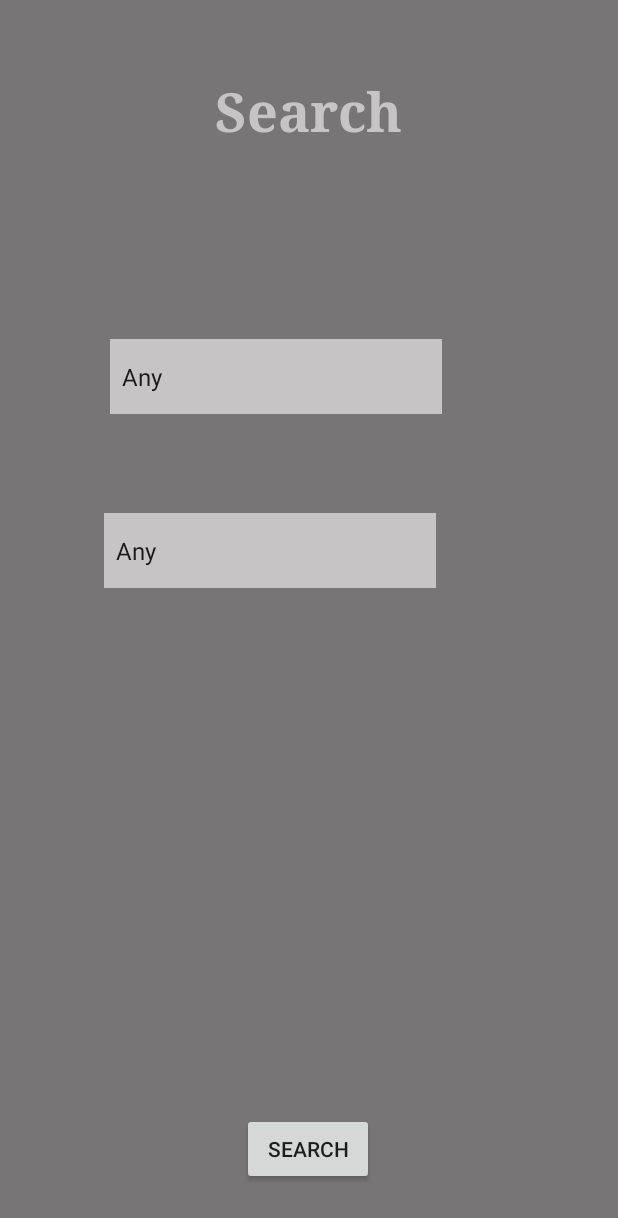
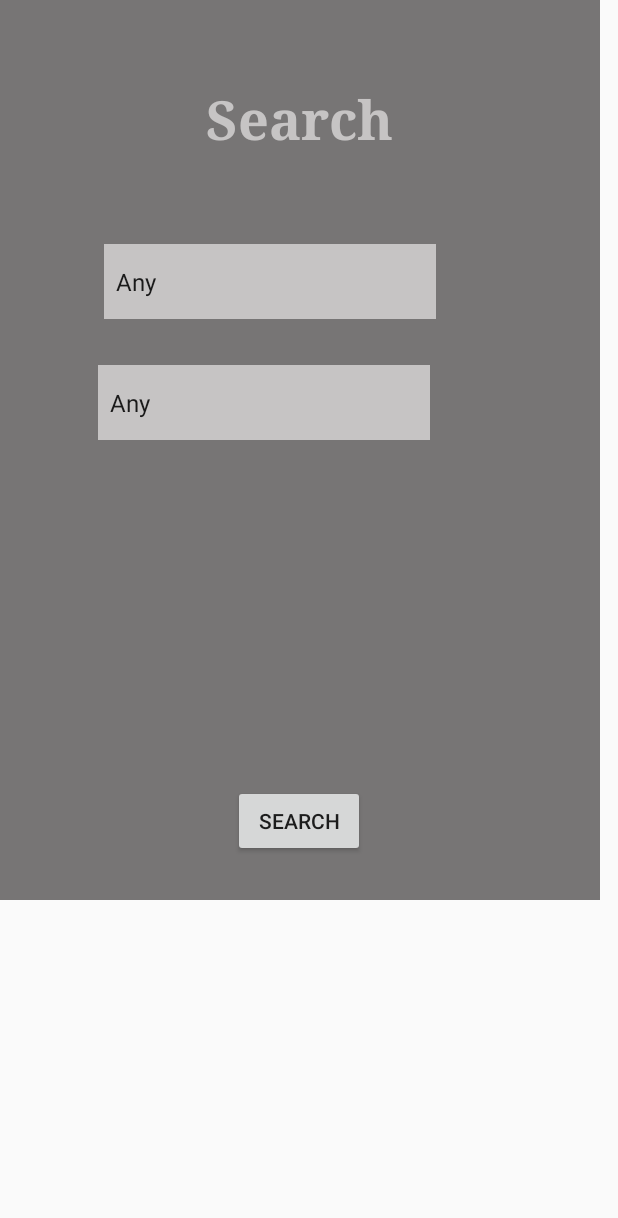
Before and after one commit to djunga/Storytime, an Android app: the layout dialog_search.xml on its own in the app's theme, with its tools: preview values and no code run, on a phone screen of 412 x 824 dp. Shown: the top 1218 px of the screen. Run offline under Robolectric (Android 15) with nearby library versions, the light colour scheme and no system bars.

Commit message:
Fixed searching

```diff
--- a/Storytime/app/src/main/java/com/example/storytime/SearchDialog.java
+++ b/Storytime/app/src/main/java/com/example/storytime/SearchDialog.java
@@ -41,6 +41,9 @@ public class SearchDialog extends DialogFragment {
                 spinnerLanguages = view.findViewById(R.id.spinnerLanguages);
                 ContentValues searchCriteria = new ContentValues();
                 searchCriteria.put("language", spinnerLanguages.getSelectedItem().toString());
+
+                spinnerNationality = view.findViewById(R.id.spinnerCountries);
+                searchCriteria.put("country", spinnerNationality.getSelectedItem().toString());
                 listener.loadSearchResults(searchCriteria);
 
                 getDialog().dismiss();
--- a/Storytime/app/src/main/res/layout/activity_main.xml
+++ b/Storytime/app/src/main/res/layout/activity_main.xml
@@ -60,8 +60,9 @@
     <androidx.recyclerview.widget.RecyclerView
         android:id="@+id/recyclerViewSearch"
         android:layout_width="0dp"
-        android:layout_height="wrap_content"
-        android:layout_marginTop="8dp"
+        android:layout_height="0dp"
+        android:layout_marginBottom="16dp"
+        android:layout_marginTop="16dp"
         android:background="#531111"
         app:layout_constraintBottom_toTopOf="@+id/linearLayoutNavBar"
         app:layout_constraintEnd_toEndOf="parent"
--- a/Storytime/app/src/main/res/layout/dialog_search.xml
+++ b/Storytime/app/src/main/res/layout/dialog_search.xml
@@ -2,9 +2,11 @@
 <androidx.constraintlayout.widget.ConstraintLayout xmlns:android="http://schemas.android.com/apk/res/android"
     xmlns:app="http://schemas.android.com/apk/res-auto"
     xmlns:tools="http://schemas.android.com/tools"
-    android:layout_width="match_parent"
-    android:layout_height="match_parent"
+    android:layout_width="400dp"
+    android:layout_height="600dp"
     android:background="#777575"
+    android:minHeight="600dp"
+    android:minWidth="400dp"
     android:padding="16dp"
     tools:context=".SearchDialog">
 
@@ -52,6 +54,7 @@
         android:id="@+id/textViewSearch"
         android:layout_width="wrap_content"
         android:layout_height="wrap_content"
+        android:layout_marginTop="16dp"
         android:text="Search"
         android:textColor="#FFC6C4C4"
         android:textSize="36sp"
```
Also changed, not shown: Storytime/app/src/main/java/com/example/storytime/FavoritesAdapter.java (+12 -0 lines), Storytime/app/src/main/java/com/example/storytime/ItemAdapter.java (+12 -0 lines), Storytime/app/src/main/java/com/example/storytime/MainActivity.java (+20 -2 lines), Storytime/app/src/main/res/drawable/cynthia.jpg (added), Storytime/app/src/main/res/drawable/india32.png (added), Storytime/app/src/main/res/drawable/james.jpg (added), Storytime/app/src/main/res/drawable/sanjeed.jpeg (added).
